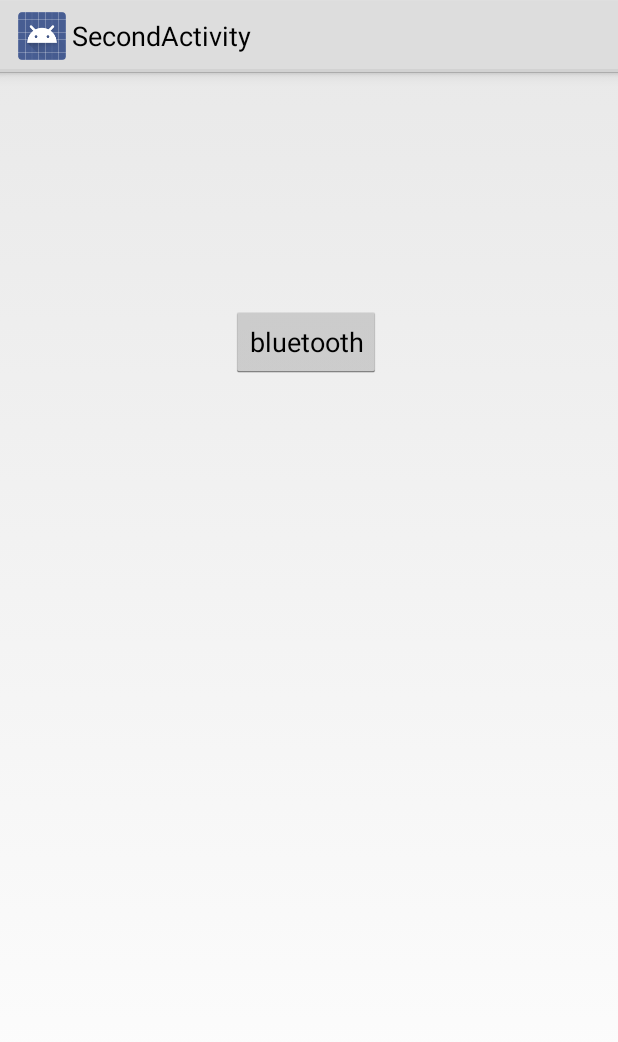
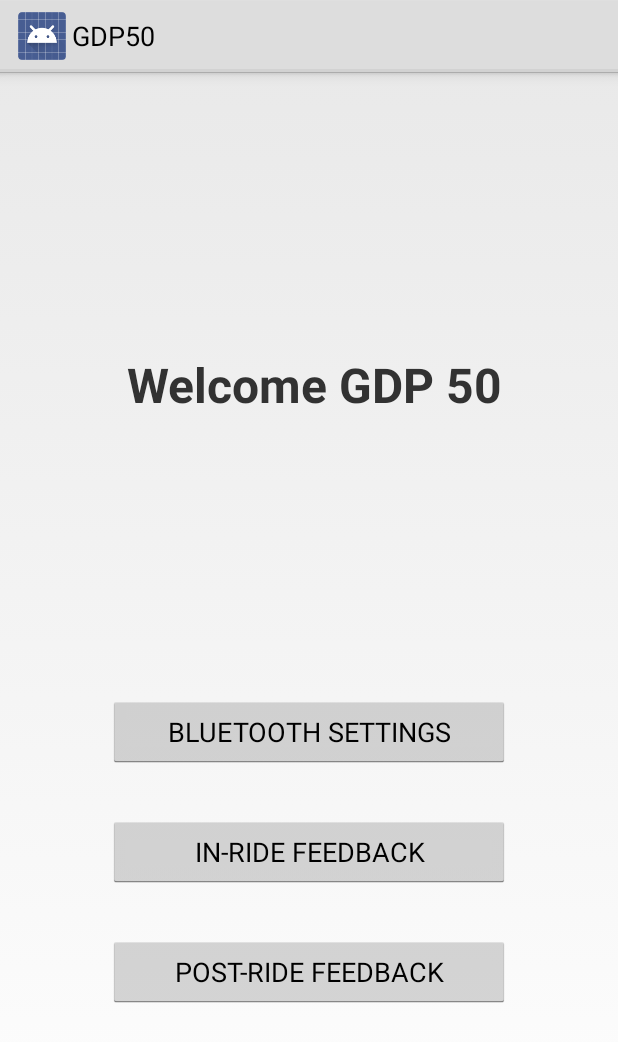
Before and after one commit to TimWDunn/GDP50.1, an Android app: the screen it shows after launch (SecondActivity), on a phone screen of 412 x 824 dp. Shown: the top 1042 px of the screen. Run offline under Robolectric (Android 15) with nearby library versions, the phone set to English and light mode, and no system bars.

Commit message:
Speedometer working BLE scan connect read working Buttons working

```diff
--- a/Application/src/main/java/com/example/android/bluetoothlegatt/SecondActivity.java
+++ b/Application/src/main/java/com/example/android/bluetoothlegatt/SecondActivity.java
@@ -8,16 +8,34 @@ import android.widget.Button;
 
 public class SecondActivity extends Activity {
     private Button button1;
+    private Button button2;
+    private Button button3;
 
     @Override
     protected void onCreate(Bundle savedInstanceState) {
         super.onCreate(savedInstanceState);
         setContentView(R.layout.activity_second);
+
         button1 = (Button) findViewById(R.id.button1);
+        button2 = (Button) findViewById(R.id.button2);
+        button3 = (Button) findViewById(R.id.button3);
+
         button1.setOnClickListener(new View.OnClickListener() {
             @Override
             public void onClick(View v) {
                 openMain();
+            }
+        });
+        button2.setOnClickListener(new View.OnClickListener() {
+            @Override
+            public void onClick(View v) {
+                openThird_Activity();
+            }
+        });
+        button3.setOnClickListener(new View.OnClickListener() {
+            @Override
+            public void onClick(View v) {
+                openFourth_Activity();
             }
         });
     }
@@ -26,4 +44,12 @@ public class SecondActivity extends Activity {
         Intent intent = new Intent(this, DeviceScanActivity.class);
         startActivity(intent);
     }
+    public void openThird_Activity() {
+        Intent intent = new Intent(this, ThirdActivity.class);
+        startActivity(intent);
+    }
+    public void openFourth_Activity() {
+        Intent intent = new Intent(this, Fourth_Activity.class);
+        startActivity(intent);
+    }
 }
--- a/Application/src/main/res/layout/activity_second.xml
+++ b/Application/src/main/res/layout/activity_second.xml
@@ -8,12 +8,51 @@
 
     <Button
         android:id="@+id/button1"
+        android:layout_width="0dp"
+        android:layout_height="wrap_content"
+        android:layout_marginStart="72dp"
+        android:layout_marginEnd="72dp"
+        android:layout_marginBottom="32dp"
+        android:text="@string/button1"
+        app:layout_constraintBottom_toTopOf="@+id/button2"
+        app:layout_constraintEnd_toEndOf="parent"
+        app:layout_constraintStart_toStartOf="parent" />
+
+    <Button
+        android:id="@+id/button2"
+        android:layout_width="0dp"
+        android:layout_height="wrap_content"
+        android:layout_marginStart="72dp"
+        android:layout_marginEnd="72dp"
+        android:layout_marginBottom="32dp"
+        android:text="@string/button2"
+        app:layout_constraintBottom_toTopOf="@+id/button3"
+        app:layout_constraintEnd_toEndOf="parent"
+        app:layout_constraintStart_toStartOf="parent" />
+
+    <Button
+        android:id="@+id/button3"
+        android:layout_width="0dp"
+        android:layout_height="wrap_content"
+        android:layout_marginStart="72dp"
+        android:layout_marginEnd="72dp"
+        android:layout_marginBottom="152dp"
+        android:text="@string/button3"
+        app:layout_constraintBottom_toBottomOf="parent"
+        app:layout_constraintEnd_toEndOf="parent"
+        app:layout_constraintStart_toStartOf="parent" />
+
+    <TextView
+        android:id="@+id/textView"
         android:layout_width="wrap_content"
         android:layout_height="wrap_content"
-        android:layout_marginStart="140dp"
-        android:layout_marginTop="156dp"
-        android:layout_marginEnd="144dp"
-        android:text="@string/button1"
+        android:layout_marginStart="8dp"
+        android:layout_marginTop="8dp"
+        android:layout_marginBottom="8dp"
+        android:text="@string/welcome"
+        android:textSize="32sp"
+        android:textStyle="bold"
+        app:layout_constraintBottom_toTopOf="@+id/button1"
         app:layout_constraintEnd_toEndOf="parent"
         app:layout_constraintStart_toStartOf="parent"
         app:layout_constraintTop_toTopOf="parent" />
--- a/Application/src/main/res/values/strings.xml
+++ b/Application/src/main/res/values/strings.xml
@@ -32,7 +32,24 @@
     <string name="menu_disconnect">Disconnect</string>
     <string name="menu_scan">Scan</string>
     <string name="menu_stop">Stop</string>
-    <string name="title_activity_second">SecondActivity</string>
 
-    <string name="button1">bluetooth</string>
+    <!--Titles -->
+    <string name="title_activity_second">GDP50</string>
+    <string name="title_activity_third">In Ride</string>
+    <string name="title_activity_fourth_">Post Ride</string>
+    <string name="title_page_third">In Ride Feedback</string>
+    <string name="welcome">Welcome GDP 50</string>
+
+    <!--Buttons-->
+    <string name="button1">BLUETOOTH SETTINGS</string>
+    <string name="button2">IN-RIDE FEEDBACK</string>
+    <string name="button3">POST-RIDE FEEDBACK</string>
+
+    <!--In Ride-->
+    <string name="initial_speed">0.00 mph</string>
+    <string name="ir_speed">Speed:</string>
+    <string name="ir_cda">CdA:</string>
+    <string name="ir_power">Power:</string>
+    <string name="pr_test">Conor:</string>
+
 </resources>
```
Also changed, not shown: Application/src/main/AndroidManifest.xml (+7 -0 lines), Application/src/main/java/com/example/android/bluetoothlegatt/Fourth_Activity.java (added, +14 -0 lines), Application/src/main/java/com/example/android/bluetoothlegatt/ThirdActivity.java (added, +53 -0 lines), Application/src/main/res/layout/activity_fourth_.xml (added, +9 -0 lines), Application/src/main/res/layout/activity_third.xml (added, +66 -0 lines), 117 other files.
